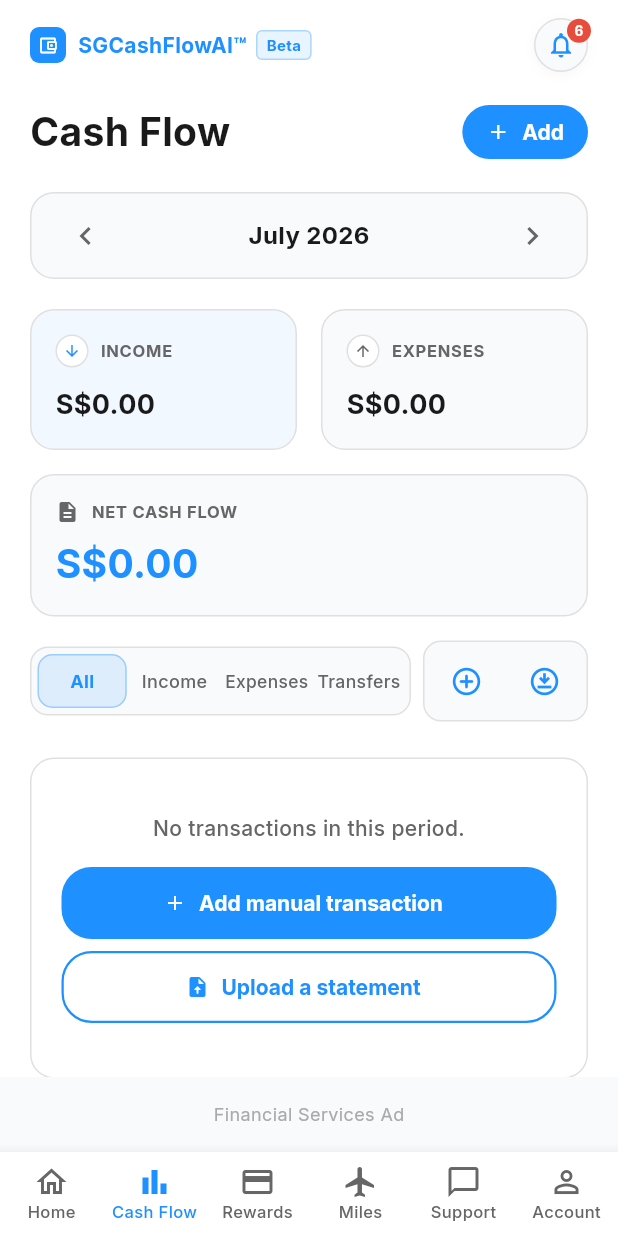
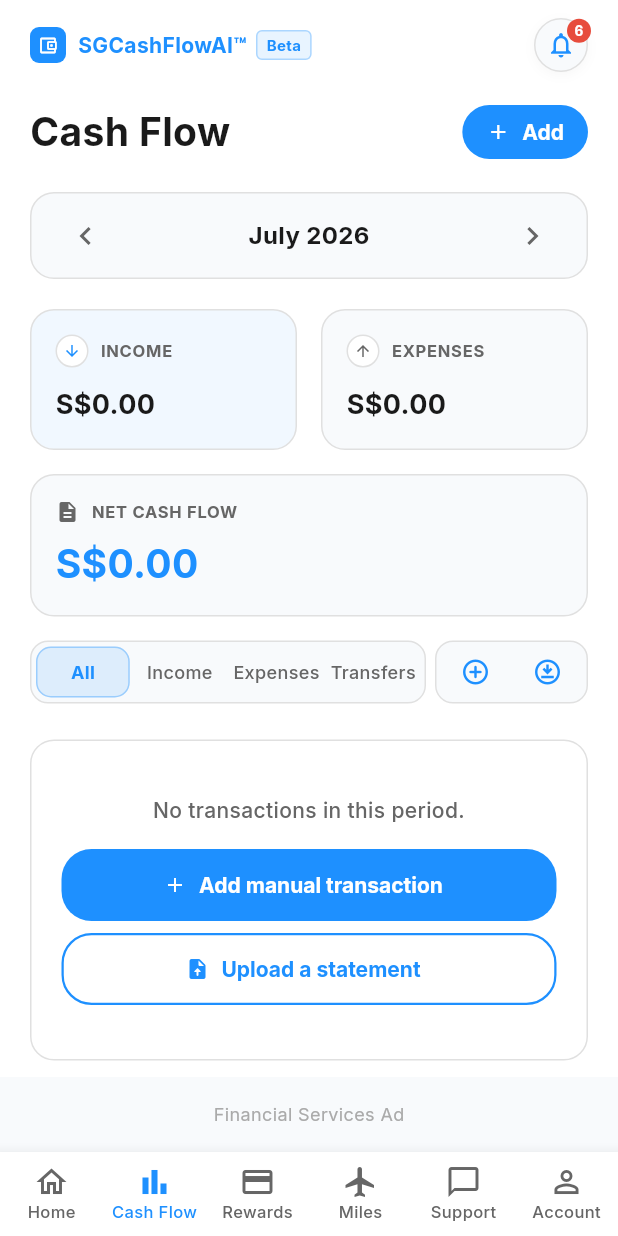
Before and after one commit to chenyee1976/Cashflow-AI, a Flutter app: the CashFlowHomeScreen screen opened by its route, on a phone screen of 412 x 824 dp. Run offline on Flutter 3.47's test engine with Material 3 defaults, Android fonts, the phone set to English and light mode, and no system bars; our stand-ins replace dio, drift, drift_flutter, file_picker, flutter_riverpod, flutter_secure_storage and 5 more; missing offline and left inert: dart:html; accounts and stored records are empty; generated files the repository leaves out were written again; network calls fail.

Commit message:
fix: prefill feedback email with account email, allow 0404 admin pin, and align cashflow filter bar

```diff
--- a/lib/features/cashflow/statement/cash_flow_screen.dart
+++ b/lib/features/cashflow/statement/cash_flow_screen.dart
@@ -269,10 +269,13 @@ class CashFlowHomeScreen extends ConsumerWidget {
 
                       // 7. Pill segmented selector filters with (+) and (📥) icon buttons
                       Row(
+                        crossAxisAlignment: CrossAxisAlignment.center,
                         children: [
                           Expanded(
+                            flex: 4,
                             child: Container(
-                              padding: const EdgeInsets.all(4),
+                              height: 42,
+                              padding: const EdgeInsets.all(3),
                               decoration: BoxDecoration(
                                 color: AppColors.surface,
                                 borderRadius: BorderRadius.circular(12),
@@ -291,25 +294,26 @@ class CashFlowHomeScreen extends ConsumerWidget {
                               ),
                             ),
                           ),
-                          const SizedBox(width: 8),
+                          const SizedBox(width: 6),
                           // 7b. Inline Circular Action Icons: (+) Add Manual & (📥) Export CSV
                           Container(
+                            height: 42,
+                            padding: const EdgeInsets.symmetric(horizontal: 2),
                             decoration: BoxDecoration(
                               color: AppColors.surface,
                               borderRadius: BorderRadius.circular(12),
                               border: Border.all(color: AppColors.divider),
                             ),
-                            padding: const EdgeInsets.symmetric(horizontal: 4, vertical: 2),
                             child: Row(
+                              mainAxisSize: MainAxisSize.min,
                               children: [
                                 IconButton(
                                   onPressed: () => _showAddTransactionBottomSheet(context, ref),
-                                  icon: const Icon(Icons.add_circle_outline_rounded, size: 22, color: AppColors.primary),
-                                  padding: const EdgeInsets.all(4),
-                                  constraints: const BoxConstraints(),
+                                  icon: const Icon(Icons.add_circle_outline_rounded, size: 20, color: AppColors.primary),
+                                  padding: const EdgeInsets.symmetric(horizontal: 4),
+                                  constraints: const BoxConstraints(minWidth: 32, minHeight: 32),
                                   tooltip: 'Add Manual Transaction',
                                 ),
-                                const SizedBox(width: 4),
                                 IconButton(
                                   onPressed: () async {
                                     final buffer = StringBuffer();
@@ -351,9 +355,9 @@ class CashFlowHomeScreen extends ConsumerWidget {
                                       );
                                     }
                                   },
-                                  icon: const Icon(Icons.download_for_offline_outlined, size: 22, color: AppColors.primary),
-                                  padding: const EdgeInsets.all(4),
-                                  constraints: const BoxConstraints(),
+                                  icon: const Icon(Icons.download_for_offline_outlined, size: 20, color: AppColors.primary),
+                                  padding: const EdgeInsets.symmetric(horizontal: 4),
+                                  constraints: const BoxConstraints(minWidth: 32, minHeight: 32),
                                   tooltip: 'Export CSV Data',
                                 ),
                               ],
```
Also changed, not shown: lib/features/cashflow/review/transaction_review_screen.dart (+39 -50 lines), lib/features/support/beta_feedback_dialog.dart (+29 -7 lines), lib/features/support/support_screen.dart (+14 -3 lines), 3 other files.
